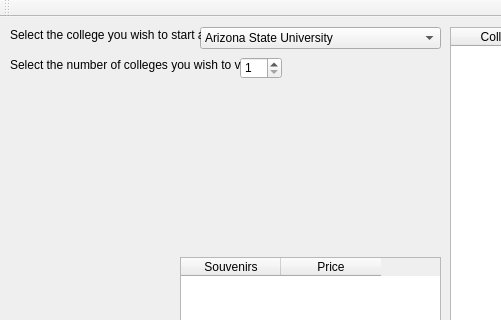
This is CollegeTour/mainwindow.ui in 25wes25/caramelDelights as Qt 5 draws it before an edit; both pictures show x 0 to 501 and y 0 to 320 of the 875 by 502 pixel window. The edited form follows.
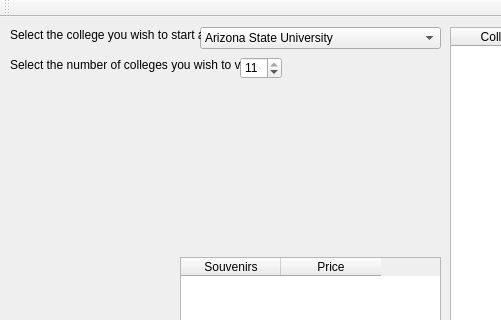
This is the edited form.

The edit to the form file:
```diff
--- a/CollegeTour/mainwindow.ui
+++ b/CollegeTour/mainwindow.ui
@@ -136,6 +136,9 @@
     <property name="maximum">
      <number>11</number>
     </property>
+    <property name="value">
+     <number>11</number>
+    </property>
    </widget>
    <widget class="QLabel" name="labelNumber">
     <property name="geometry">
```
